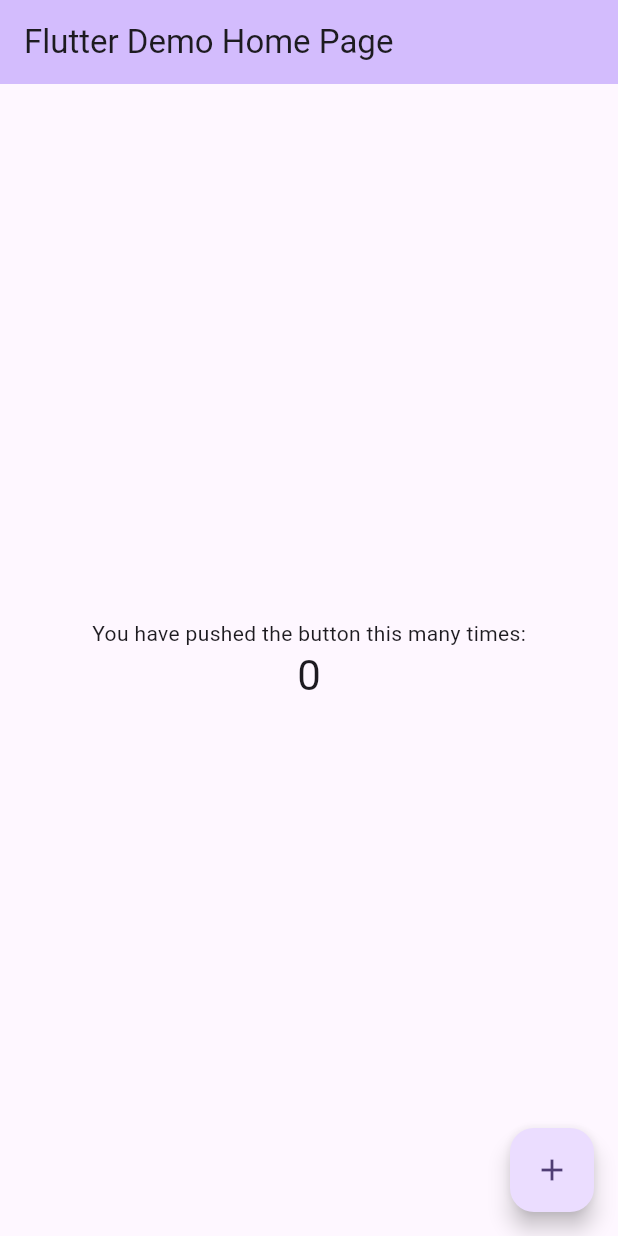
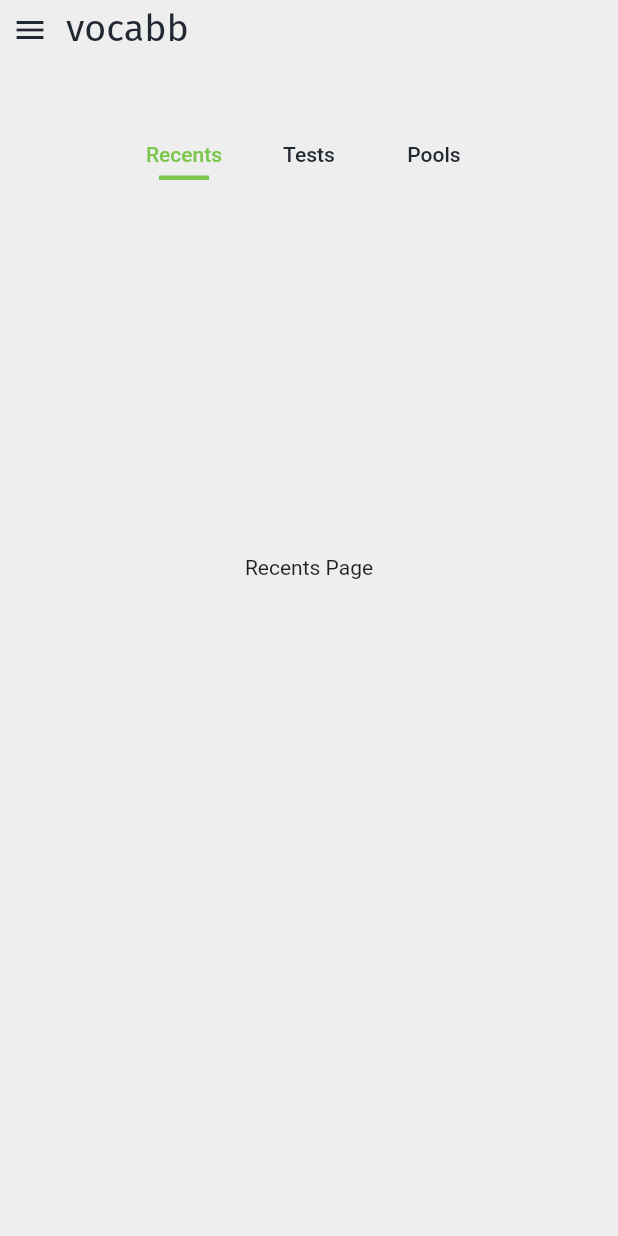
Before and after one commit to Rohan-Kamat/vocabb, a Flutter app: the screen it shows after launch, on a phone screen of 412 x 824 dp. Run offline on Flutter 3.47's test engine with Material 2 defaults, Android fonts, the phone set to English and light mode, and no system bars; project files that could hold a hidden picture were left out.

Commit message:
add home page

```diff
--- a/lib/main.dart
+++ b/lib/main.dart
@@ -1,4 +1,6 @@
 import 'package:flutter/material.dart';
+import 'package:vocabb/pages/homePage.dart';
+import 'package:vocabb/theme.dart';
 
 void main() {
   runApp(const MyApp());
@@ -10,116 +12,13 @@ class MyApp extends StatelessWidget {
   // This widget is the root of your application.
   @override
   Widget build(BuildContext context) {
-    return MaterialApp(
-      title: 'Flutter Demo',
-      theme: ThemeData(
-        // This is the theme of your application.
-        //
-        // TRY THIS: Try running your application with "flutter run". You'll see
-        // the application has a blue toolbar. Then, without quitting the app,
-        // try changing the seedColor in the colorScheme below to Colors.green
-        // and then invoke "hot reload" (save your changes or press the "hot
-        // reload" button in a Flutter-supported IDE, or press "r" if you used
-        // the command line to start the app).
-        //
-        // Notice that the counter didn't reset back to zero; the application
-        // state is not lost during the reload. To reset the state, use hot
-        // restart instead.
-        //
-        // This works for code too, not just values: Most code changes can be
-        // tested with just a hot reload.
-        colorScheme: ColorScheme.fromSeed(seedColor: Colors.deepPurple),
-        useMaterial3: true,
+    return SafeArea(
+      child: MaterialApp(
+        title: 'Vocabb',
+        debugShowCheckedModeBanner: false,
+        theme: Styles.themeData(context),
+        home: const HomePage()
       ),
-      home: const MyHomePage(title: 'Flutter Demo Home Page'),
     );
   }
 }
-
-class MyHomePage extends StatefulWidget {
-  const MyHomePage({super.key, required this.title});
-
-  // This widget is the home page of your application. It is stateful, meaning
-  // that it has a State object (defined below) that contains fields that affect
-  // how it looks.
-
-  // This class is the configuration for the state. It holds the values (in this
-  // case the title) provided by the parent (in this case the App widget) and
-  // used by the build method of the State. Fields in a Widget subclass are
-  // always marked "final".
-
-  final String title;
-
-  @override
-  State<MyHomePage> createState() => _MyHomePageState();
-}
-
-class _MyHomePageState extends State<MyHomePage> {
-  int _counter = 0;
-
-  void _incrementCounter() {
-    setState(() {
-      // This call to setState tells the Flutter framework that something has
-      // changed in this State, which causes it to rerun the build method below
-      // so that the display can reflect the updated values. If we changed
-      // _counter without calling setState(), then the build method would not be
-      // called again, and so nothing would appear to happen.
-      _counter++;
-    });
-  }
-
-  @override
-  Widget build(BuildContext context) {
-    // This method is rerun every time setState is called, for instance as done
-    // by the _incrementCounter method above.
-    //
-    // The Flutter framework has been optimized to make rerunning build methods
-    // fast, so that you can just rebuild anything that needs updating rather
-    // than having to individually change instances of widgets.
-    return Scaffold(
-      appBar: AppBar(
-        // TRY THIS: Try changing the color here to a specific color (to
-        // Colors.amber, perhaps?) and trigger a hot reload to see the AppBar
-        // change color while the other colors stay the same.
-        backgroundColor: Theme.of(context).colorScheme.inversePrimary,
-        // Here we take the value from the MyHomePage object that was created by
-        // the App.build method, and use it to set our appbar title.
-        title: Text(widget.title),
-      ),
-      body: Center(
-        // Center is a layout widget. It takes a single child and positions it
-        // in the middle of the parent.
-        child: Column(
-          // Column is also a layout widget. It takes a list of children and
-          // arranges them vertically. By default, it sizes itself to fit its
-          // children horizontally, and tries to be as tall as its parent.
-          //
-          // Column has various properties to control how it sizes itself and
-          // how it positions its children. Here we use mainAxisAlignment to
-          // center the children vertically; the main axis here is the vertical
-          // axis because Columns are vertical (the cross axis would be
-          // horizontal).
-          //
-          // TRY THIS: Invoke "debug painting" (choose the "Toggle Debug Paint"
-          // action in the IDE, or press "p" in the console), to see the
-          // wireframe for each widget.
-          mainAxisAlignment: MainAxisAlignment.center,
-          children: <Widget>[
-            const Text(
-              'You have pushed the button this many times:',
-            ),
-            Text(
-              '$_counter',
-              style: Theme.of(context).textTheme.headlineMedium,
-            ),
-          ],
-        ),
-      ),
-      floatingActionButton: FloatingActionButton(
-        onPressed: _incrementCounter,
-        tooltip: 'Increment',
-        child: const Icon(Icons.add),
-      ), // This trailing comma makes auto-formatting nicer for build methods.
-    );
-  }
-}
--- /dev/null
+++ b/lib/pages/homePage.dart
@@ -0,0 +1,79 @@
+import 'package:flutter/material.dart';
+import 'package:vocabb/widgets/appBarWidget.dart';
+
+class HomePage extends StatefulWidget {
+  const HomePage({super.key});
+
+  @override
+  State<HomePage> createState() => _HomePageState();
+}
+
+class _HomePageState extends State<HomePage> with SingleTickerProviderStateMixin {
+  late TabController _tabController;
+
+  @override
+  void initState() {
+    super.initState();
+    _tabController = TabController(length: 3, vsync: this);
+  }
+
+  @override
+  void dispose() {
+    _tabController.dispose();
+    super.dispose();
+  }
+
+  @override
+  Widget build(BuildContext context) {
+    return Scaffold(
+        backgroundColor: Theme.of(context).scaffoldBackgroundColor,
+        appBar: const PreferredSize(
+          preferredSize: Size.fromHeight(30),
+          child: AppBarWidget(),
+        ),
+        body: Column(
+          children: [
+            SizedBox(height: 50,),
+            Container(
+              child: Column(
+                children: [
+                  SizedBox(
+                    width: 250,
+                    child: TabBar(
+                      controller: _tabController,
+                      indicator: const UnderlineTabIndicator(
+                        borderSide: BorderSide(width: 3.0, color: Color(0xFF7BC74D)), // Custom underline
+                        insets: EdgeInsets.symmetric(horizontal: 25.0), // Adjust horizontal padding for compactness
+                      ),
+                      indicatorPadding: const EdgeInsets.only(bottom: 8),// Green underline when selected
+                      labelColor: const Color(0xFF7BC74D),     // Color for selected tab text
+                      unselectedLabelColor: const Color(0xFF222831), // Color for unselected tab text
+                      tabs: const [
+                        Tab(text: 'Recents'),
+                        Tab(text: 'Tests'),
+                        Tab(text: 'Pools'),
+                      ],
+                      isScrollable: false, // Prevent tabs from scrolling
+                    ),
+                  ),
+                  SizedBox(height: 50),
+                  SizedBox(
+                    height: 400,
+                    child: TabBarView(
+                      controller: _tabController,
+                      children: [
+                        Center(child: Text("Recents Page")),
+                        Center(child: Text("Tests Page")),
+                        Center(child: Text("Pools Page")),
+                      ],
+                    )
+                  )
+
+                ],
+              ),
+            )
+          ],
+        )
+    );
+  }
+}
--- /dev/null
+++ b/lib/theme.dart
@@ -0,0 +1,40 @@
+import 'package:flutter/material.dart';
+
+class Styles {
+  static ThemeData themeData(BuildContext context) {
+    return ThemeData(
+      scaffoldBackgroundColor: const Color(0xFFEEEEEE),
+      primaryColor: const Color(0xFF7BC74D),
+      colorScheme: ThemeData().colorScheme.copyWith(
+        secondary: const Color(0xFF222831),
+        brightness:  Brightness.light,
+      ),
+      cardColor: Colors.white,
+      outlinedButtonTheme: OutlinedButtonThemeData(
+        style: OutlinedButton.styleFrom(
+          backgroundColor: const Color(0xFF7BC74D),
+          foregroundColor: Colors.white,
+          padding: const EdgeInsets.symmetric(horizontal: 20, vertical: 10),
+          shape: RoundedRectangleBorder(
+            borderRadius: BorderRadius.circular(8),
+          ),
+        ),
+      ),
+      radioTheme: RadioThemeData(fillColor: MaterialStateProperty.resolveWith<Color>((states) {
+            // If the radio button is selected
+            if (states.contains(MaterialState.selected)) {
+              return const Color(0xFF7BC74D);
+            }
+            return const Color(0xFF222831);
+          })
+      ),
+      textTheme: const TextTheme(
+        displayMedium: TextStyle(
+          color: Color(0xFF222831),
+          fontFamily: 'Fira Sans',
+          fontSize: 25
+        )
+      )
+    );
+  }
+}
--- /dev/null
+++ b/lib/widgets/appBarWidget.dart
@@ -0,0 +1,26 @@
+import 'package:flutter/material.dart';
+
+class AppBarWidget extends StatelessWidget {
+  const AppBarWidget({super.key});
+
+  @override
+  Widget build(BuildContext context) {
+    return AppBar(
+      leading: Builder(
+        builder: (context) => IconButton(
+          icon: Icon(Icons.menu, color: Theme.of(context).colorScheme.secondary,), // Drawer icon
+          onPressed: () {
+            print(5);
+          },
+        ),
+      ),
+      leadingWidth: 28.0,
+      backgroundColor: Theme.of(context).scaffoldBackgroundColor,
+      elevation: 0,
+      title: Padding(
+        padding: const EdgeInsets.only(top: 8.0), // Add top padding
+        child: Text("vocabb", style: Theme.of(context).textTheme.displayMedium),
+      ),
+    );
+  }
+}
```
Also changed, not shown: pubspec.yaml (+14 -12 lines), assets/fonts/FiraSans-Bold.ttf (added), assets/fonts/FiraSans-Light.ttf (added), assets/fonts/FiraSans-LightItalic.ttf (added), assets/fonts/FiraSans-Medium.ttf (added), assets/fonts/FiraSans-Regular.ttf (added), lib/widgets/tabsWidget.dart (added).
